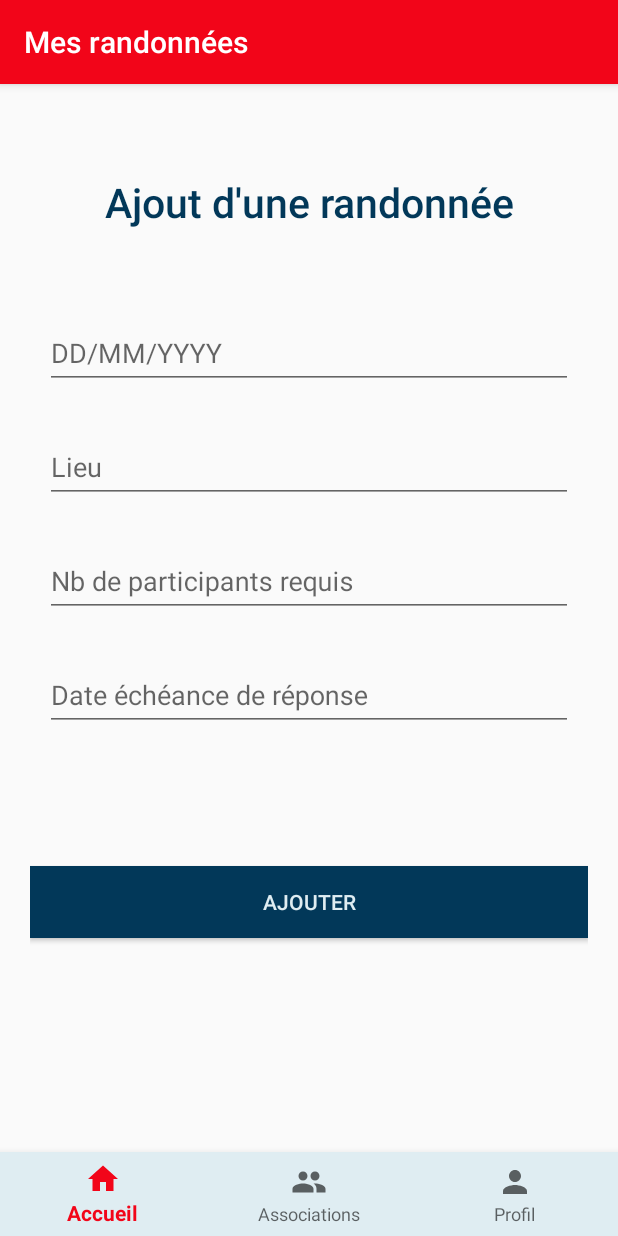
After one commit to josemlpacheco/Mini_projet_rando, an Android app: the fragment AddRandoFragment placed in its activity, on a phone screen of 412 x 824 dp. The commit adds this screen. Run offline under Robolectric (Android 15) with nearby library versions, the phone set to English and light mode, and no system bars.

Commit message:
Layout rando et asso

```diff
--- a/app/src/main/java/com/project/draggerlogin/AccueilActivity.java
+++ b/app/src/main/java/com/project/draggerlogin/AccueilActivity.java
@@ -1,7 +1,10 @@
 package com.project.draggerlogin;
 
+import android.content.Intent;
 import android.os.Bundle;
 import android.view.MenuItem;
+import android.view.View;
+import android.widget.Button;
 
 import androidx.annotation.NonNull;
 import androidx.appcompat.app.ActionBar;
@@ -10,25 +13,38 @@ import androidx.fragment.app.Fragment;
 import androidx.fragment.app.FragmentTransaction;
 
 import com.google.android.material.bottomnavigation.BottomNavigationView;
+import com.google.android.material.floatingactionbutton.FloatingActionButton;
 import com.project.draggerlogin.ui.dashboard.DashboardFragment;
 import com.project.draggerlogin.ui.home.HomeFragment;
 import com.project.draggerlogin.ui.notifications.NotificationsFragment;
+import com.project.draggerlogin.ui.randonnee.AddRandoFragment;
 
 public class AccueilActivity extends AppCompatActivity {
     private ActionBar toolbar;
+    private FloatingActionButton addButton;
 
     @Override
     protected void onCreate(Bundle savedInstanceState) {
         super.onCreate(savedInstanceState);
         setContentView(R.layout.activity_accueil);
         toolbar = getSupportActionBar();
+        addButton = findViewById(R.id.addBtn);
 
         BottomNavigationView navigation = findViewById(R.id.nav_view);
         navigation.setOnNavigationItemSelectedListener(mOnNavigationItemSelectedListener);
 
         toolbar.setTitle("Mes randonnées");
         loadFragment(new DashboardFragment());
+
+        /*addButton.setOnClickListener(new View.OnClickListener() {
+            @Override
+            public void onClick(View v) {
+                loadFragment(new AddRandoFragment());
+            }
+        });*/
     }
+
+
     private BottomNavigationView.OnNavigationItemSelectedListener mOnNavigationItemSelectedListener
             = new BottomNavigationView.OnNavigationItemSelectedListener() {
 
@@ -51,6 +67,7 @@ public class AccueilActivity extends AppCompatActivity {
             return false;
         }
     };
+
     private void loadFragment(Fragment fragment) {
         // load fragment
         FragmentTransaction transaction = getSupportFragmentManager().beginTransaction();
--- /dev/null
+++ b/app/src/main/java/com/project/draggerlogin/ui/randonnee/AddRandoFragment.java
@@ -0,0 +1,24 @@
+package com.project.draggerlogin.ui.randonnee;
+
+import android.os.Bundle;
+import android.view.LayoutInflater;
+import android.view.View;
+import android.view.ViewGroup;
+
+import androidx.annotation.NonNull;
+import androidx.fragment.app.Fragment;
+
+import com.project.draggerlogin.R;
+
+public class AddRandoFragment extends Fragment {
+
+    public AddRandoFragment() {
+    }
+
+    private AddRandoViewModel addrandoViewModel;
+
+    public View onCreateView(@NonNull LayoutInflater inflater,
+                             ViewGroup container, Bundle savedInstanceState) {
+        return inflater.inflate(R.layout.fragment_addrando, container, false);
+    }
+}
--- /dev/null
+++ b/app/src/main/res/layout/fragment_addrando.xml
@@ -0,0 +1,92 @@
+<?xml version="1.0" encoding="utf-8"?>
+<LinearLayout
+    xmlns:android="http://schemas.android.com/apk/res/android"
+    xmlns:tools="http://schemas.android.com/tools"
+    android:layout_width="match_parent"
+    android:layout_height="match_parent"
+    android:orientation="vertical"
+    tools:context=".login.LoginActivity"
+    android:padding="20dp">
+
+    <LinearLayout
+        android:layout_width="wrap_content"
+        android:layout_height="40dp" />
+
+    <TextView
+        android:id="@+id/slogan_name"
+        android:layout_width="match_parent"
+        android:layout_height="wrap_content"
+        android:fontFamily="sans-serif-medium"
+        android:text="Ajout d'une randonnée"
+        android:textAlignment="center"
+        android:textColor="@color/colorPrimaryDark"
+        android:textSize="27sp"
+        android:gravity="center_horizontal" />
+
+    <LinearLayout
+        android:layout_width="wrap_content"
+        android:layout_height="40dp" />
+
+
+
+    <com.google.android.material.textfield.TextInputLayout
+        android:layout_width="match_parent"
+        android:layout_height="wrap_content"
+        android:hint="DD/MM/YYYY"
+        android:padding="10dp">
+        <com.google.android.material.textfield.TextInputEditText
+            android:id="@+id/editDate"
+            android:layout_width="match_parent"
+            android:layout_height="wrap_content"
+            android:inputType="date"/>
+    </com.google.android.material.textfield.TextInputLayout>
+
+    <com.google.android.material.textfield.TextInputLayout
+        android:layout_width="match_parent"
+        android:layout_height="wrap_content"
+        android:hint="Lieu"
+        android:padding="10dp">
+        <com.google.android.material.textfield.TextInputEditText
+            android:id="@+id/editPlace"
+            android:layout_width="match_parent"
+            android:layout_height="wrap_content"
+            android:inputType="text"/>
+    </com.google.android.material.textfield.TextInputLayout>
+
+    <com.google.android.material.textfield.TextInputLayout
+        android:layout_width="match_parent"
+        android:layout_height="wrap_content"
+        android:hint="Nb de participants requis"
+        android:padding="10dp">
+        <com.google.android.material.textfield.TextInputEditText
+            android:id="@+id/editNBpart"
+            android:layout_width="match_parent"
+            android:layout_height="wrap_content"
+            android:inputType="number"/>
+    </com.google.android.material.textfield.TextInputLayout>
+
+    <com.google.android.material.textfield.TextInputLayout
+        android:layout_width="match_parent"
+        android:layout_height="wrap_content"
+        android:hint="Date échéance de réponse"
+        android:padding="10dp">
+        <com.google.android.material.textfield.TextInputEditText
+            android:id="@+id/editEcheanceDate"
+            android:layout_width="match_parent"
+            android:layout_height="wrap_content"
+            android:inputType="date"/>
+    </com.google.android.material.textfield.TextInputLayout>
+
+    <LinearLayout
+        android:layout_width="wrap_content"
+        android:layout_height="80dp" />
+
+    <Button
+        android:id="@+id/buttonLogin"
+        android:layout_width="match_parent"
+        android:layout_height="wrap_content"
+        android:background="@color/colorPrimaryDark"
+        android:text="@string/ajouter"
+        android:textColor="@color/colorAccent" />
+
+</LinearLayout>
```
Also changed, not shown: app/src/main/java/com/project/draggerlogin/ui/randonnee/AddRandoViewModel.java (added, +19 -0 lines), app/src/main/java/com/project/draggerlogin/ui/randonnee/AffRandoFragment.java (added, +24 -0 lines), app/src/main/java/com/project/draggerlogin/ui/randonnee/AffRandoViewModel.java (added, +19 -0 lines), app/src/main/res/layout/fragment_addasso.xml (added, +90 -0 lines), app/src/main/res/layout/fragment_affasso.xml (added, +98 -0 lines), app/src/main/res/layout/fragment_affrando.xml (added, +98 -0 lines), app/src/main/res/layout/fragment_home.xml (+25 -5 lines), app/src/main/res/layout/fragment_modifasso.xml (added, +92 -0 lines), app/src/main/res/layout/fragment_modifrando.xml (added, +92 -0 lines), app/src/main/res/values/strings.xml (+7 -0 lines).
